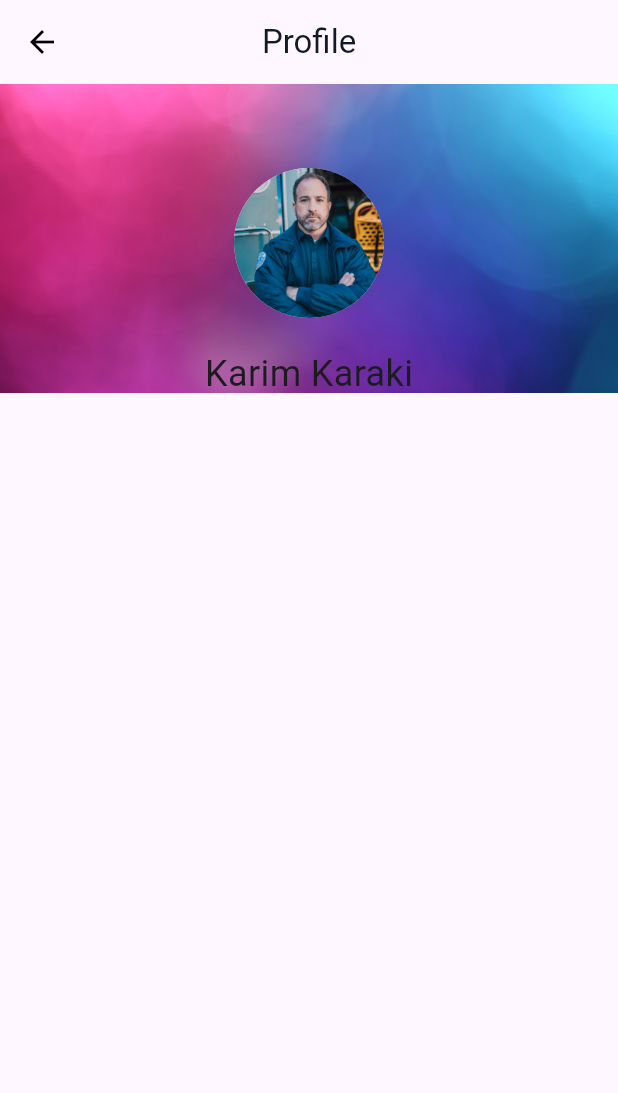
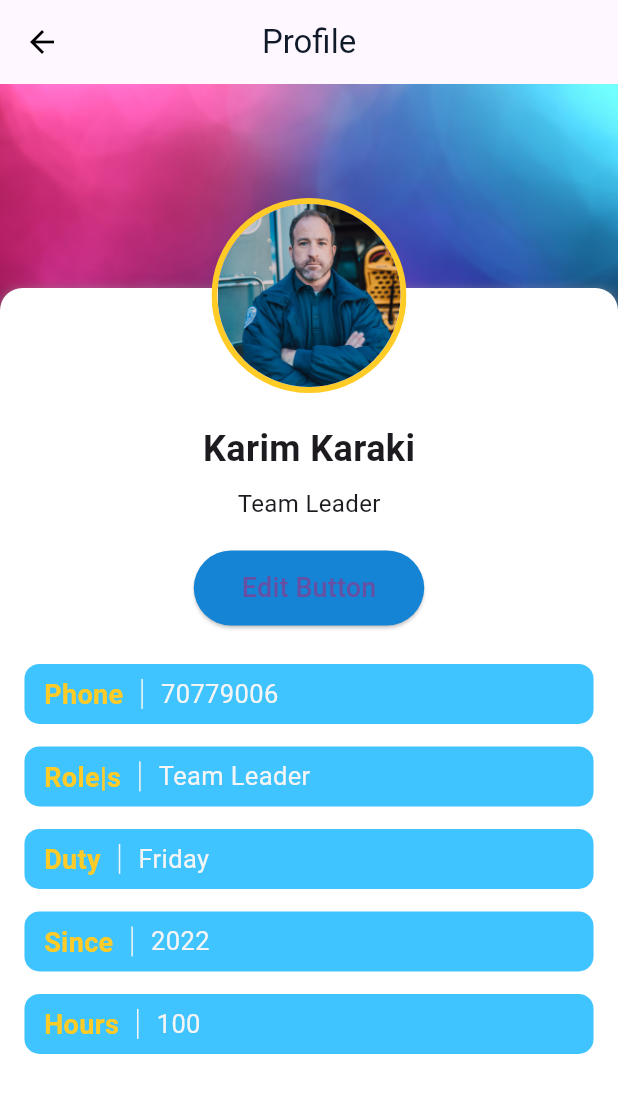
Before and after one commit to karimkaraki99/markaz_maifadoun, a Flutter app: the Profile screen opened directly, on a phone screen of 412 x 824 dp. Shown: the top 1093 px of the screen. Run offline on Flutter 3.47's test engine with Material 3 defaults, Android fonts, the phone set to English and light mode, and no system bars; our stand-ins replace firebase_auth, firebase_core; missing offline and left inert: syncfusion_flutter_pdfviewer; accounts and stored records are empty.

Commit message:
profile screen

```diff
--- a/lib/main.dart
+++ b/lib/main.dart
@@ -23,6 +23,7 @@
   Widget build(BuildContext context) {
     return const MaterialApp(
       debugShowCheckedModeBanner: false,
+
       home: LoginScreen(),
 
     );
--- a/lib/mainscreens/members.dart
+++ b/lib/mainscreens/members.dart
@@ -15,13 +15,10 @@
   @override
   Widget build(BuildContext context) {
     return Scaffold(
-      appBar: AppBar(
-        title: Text('active members'),
-      ),
       body: Column(
         children: [
           SizedBox(
-            height: MediaQuery.of(context).size.height * 0.02,
+            height: MediaQuery.of(context).size.height * 0.08,
           ),
           Row(
             mainAxisAlignment: MainAxisAlignment.center,
@@ -88,9 +85,10 @@
                   height: MediaQuery.of(context).size.height * 0.01,
                 ),
                 Container(
-                  height:  MediaQuery.of(context).size.height * 0.25,
+                  height: MediaQuery.of(context).size.height * 0.27,
+                  alignment: Alignment.topCenter,  // Align content to the top
                   child: ActiveMembers(),
-                ),
+                )
               ],
             ),
           ),
@@ -128,9 +126,11 @@
                 SizedBox(
                   height: MediaQuery.of(context).size.height * 0.01,
                 ),
-                Container(
-                  height:  MediaQuery.of(context).size.height * 0.25,
-                  child: OnMissionMembers(),
+                IntrinsicHeight(
+                  child: Container(
+                    height: MediaQuery.of(context).size.height * 0.27,
+                    child: OnMissionMembers(),
+                  ),
                 )
               ],
             ),
--- a/lib/mainscreens/profile.dart
+++ b/lib/mainscreens/profile.dart
@@ -1,6 +1,7 @@
 import 'package:flutter/material.dart';
 
 import '../utils/colors_util.dart';
+import '../utils/reuseable_widget.dart';
 
 class Profile extends StatefulWidget {
   const Profile({Key? key}) : super(key: key);
@@ -38,22 +39,118 @@
           ),
           Positioned(
             top: MediaQuery.of(context).padding.top +
-                AppBar().preferredSize.height,
+                AppBar().preferredSize.height+80,
+            child:Center(
+              child: Container(
+                width: MediaQuery.of(context).size.width*1,
+                height:  MediaQuery.of(context).size.height*1,
+                decoration: BoxDecoration(
+                  color: Colors.white,
+                  borderRadius: BorderRadius.circular(15),
+                  boxShadow: [
+                    BoxShadow(
+                      color: Colors.grey.withOpacity(0.5),
+                      spreadRadius: 2,
+                      blurRadius: 5,
+                      offset: Offset(0, 3),
+                    ),
+                  ],
+                ),
+                child: const Center(
+                  child: Text(
+                    ' ',
+                  ),
+                ),
+              ),
+            ) ,
+          ),
+          Positioned(
+            top: MediaQuery.of(context).padding.top +
+                AppBar().preferredSize.height+20,
             left: 0,
             right: 0,
             child: Center(
               child: Column(
                 mainAxisAlignment: MainAxisAlignment.center,
                 children: [
-                  CircleAvatar(
-                    radius: 50.0,
-                    backgroundImage:
-                    AssetImage('assets/test_profile.png'),
+                  ClipRRect(
+                    borderRadius: BorderRadius.circular(50),
+                    child: Container(
+                      width: 130,
+                      height: 130,
+                      decoration: BoxDecoration(
+                        shape: BoxShape.circle,
+                        border: Border.all(
+                          color:yellow,
+                          width: 4.0,
+                        ),
+                      ),
+                      child: const CircleAvatar(
+                        radius: 50,
+                        backgroundImage: AssetImage('assets/test_profile.png'),
+                      ),
+                    ),
                   ),
                   SizedBox(height: 20.0),
                   Text(
                     'Karim Karaki',
-                    style: TextStyle(fontSize: 24.0),
+                    style: TextStyle(fontSize: 24.0,fontWeight: FontWeight.bold),
+                  ),
+                  SizedBox(height: 8.0),
+                  Text(
+                    'Team Leader',
+                    style: TextStyle(fontSize: 16.0),
+                  ),
+                  const SizedBox(height: 20,),
+                  ElevatedButton(
+                      style: ButtonStyle(
+                        backgroundColor: MaterialStateProperty.all<Color>(blue),
+                        shape: MaterialStateProperty.all<OutlinedBorder>(
+                          RoundedRectangleBorder(
+                            borderRadius: BorderRadius.circular(30.0)
+                          )
+                        ),
+                          padding: MaterialStateProperty.all<EdgeInsetsGeometry>(
+                            EdgeInsets.symmetric(vertical: 12.0, horizontal: 32.0),
+                          )
+                      ),
+                      onPressed: (){},
+                      child: Text('Edit Button',style: TextStyle(fontSize: 18),)),
+                  SizedBox(height: MediaQuery.of(context).size.height *0.025),
+                  Padding(
+                      padding: EdgeInsets.only(top: 5.0, bottom: 5.0, left: 16.3, right: 16.3),
+                      child: Align(
+                        alignment: Alignment.topCenter,
+                        child: ValueBox(title: 'Phone', value: '70779006',),
+                      )
+                  ),
+                  Padding(
+                      padding: EdgeInsets.only(top: 10.0, bottom: 5.0, left: 16.3, right: 16.3),
+                      child: Align(
+                        alignment: Alignment.topCenter,
+                        child: ValueBox(title: 'Role|s', value: 'Team Leader',),
+                      )
+                  ),
+                  Padding(
+                      padding: EdgeInsets.only(top: 10.0, bottom: 5.0, left: 16.3, right: 16.3),
+                      child: Align(
+                        alignment: Alignment.topCenter,
+                        child: ValueBox(title: 'Duty', value: 'Friday',),
+                      )
+                  ),
+                  Padding(
+                      padding: EdgeInsets.only(top: 10.0, bottom: 5.0, left: 16.3, right: 16.3),
+                      child: Align(
+                        alignment: Alignment.topCenter,
+                        child: ValueBox(title: 'Since', value: '2022',),
+                      )
+                  ),
+                  Padding(
+                      padding: EdgeInsets.only(top: 10.0, bottom: 5.0, left: 16.3, right: 16.3),
+                      child: Align(
+                        alignment: Alignment.topCenter,
+                        child: ValueBox(title: 'Hours', value: '100',),
+                      )
                   ),
                 ],
               ),
--- a/lib/utils/reuseable_widget.dart
+++ b/lib/utils/reuseable_widget.dart
@@ -292,3 +292,54 @@
     );
   }
 }
+class ValueBox extends StatefulWidget {
+  String title;
+  String value;
+   ValueBox({Key? key, required this.title, required this.value}) : super(key: key);
+
+  @override
+  State<ValueBox> createState() => _ValueBoxState();
+}
+
+class _ValueBoxState extends State<ValueBox> {
+  @override
+  Widget build(BuildContext context) {
+    return Container(
+      height: 40,
+      decoration: BoxDecoration(
+        color: Colors.lightBlueAccent,
+        borderRadius: BorderRadius.circular(10)
+      ),
+      padding: EdgeInsets.all(8.0),
+      child: Row(
+        children: [
+          SizedBox(width: 5.0),
+          Text(
+            widget.title,
+            textAlign: TextAlign.left,
+            style: TextStyle(
+              fontWeight: FontWeight.bold,
+              fontSize: 18.0,
+              color: yellow
+            ),
+          ),
+          SizedBox(width: 12.0),
+          Container(
+            width: 1.0,
+            height: 20.0,
+            color: white,
+          ),
+          SizedBox(width: 12.0),
+          Text(
+            widget.value,
+            textAlign: TextAlign.left,
+            style: TextStyle(
+              fontSize: 17.0,
+              color: white
+            ),
+          ),
+        ],
+      ),
+    );
+  }
+}
```
